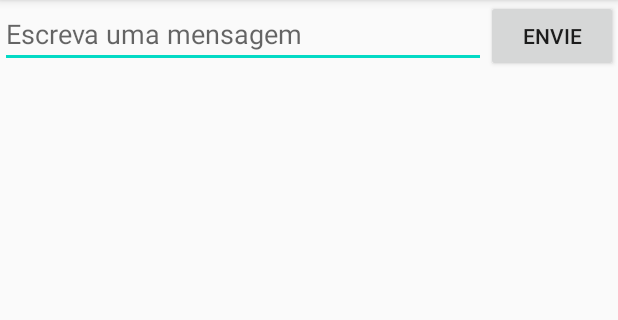
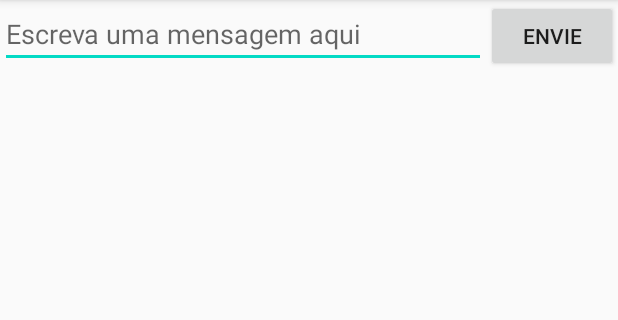
Before and after one commit to werikesantos/University, an Android app: the screen it shows after launch (MainActivity), on a phone screen of 412 x 824 dp, the part 84-404 px from its top. Run offline under Robolectric (Android 15) with nearby library versions, the phone set to English and light mode, and no system bars.

Commit message:
Update strings.xml

```diff
--- a/USJT_2020-1/Desenvolvimento_de_Sistemas_para_Dispositivo_Moveis/Aula 01/app/src/main/res/values/strings.xml
+++ b/USJT_2020-1/Desenvolvimento_de_Sistemas_para_Dispositivo_Moveis/Aula 01/app/src/main/res/values/strings.xml
@@ -1,5 +1,5 @@
 <resources>
-    <string name="app_name">Meu Primeiro App</string>
-    <string name="edit_message">Escreva uma mensagem</string>
-    <string name="button_send">Envie</string>
+    <string name="app_name">Meu Primeiro App</string> <!-- ESSE CAMPO SERVE PARA COLOCAR O TÍTULO DO APP-->
+    <string name="edit_message">Escreva uma mensagem aqui</string> <!-- ESSE CAMPO SERVE PARA COLOCAR UMA MENSAGEM NO CAMPO 'UI'-->
+    <string name="button_send">Envie</string> <!-- COLOCANDO UM NOME PARA O BOTÃO-->
 </resources>
```
